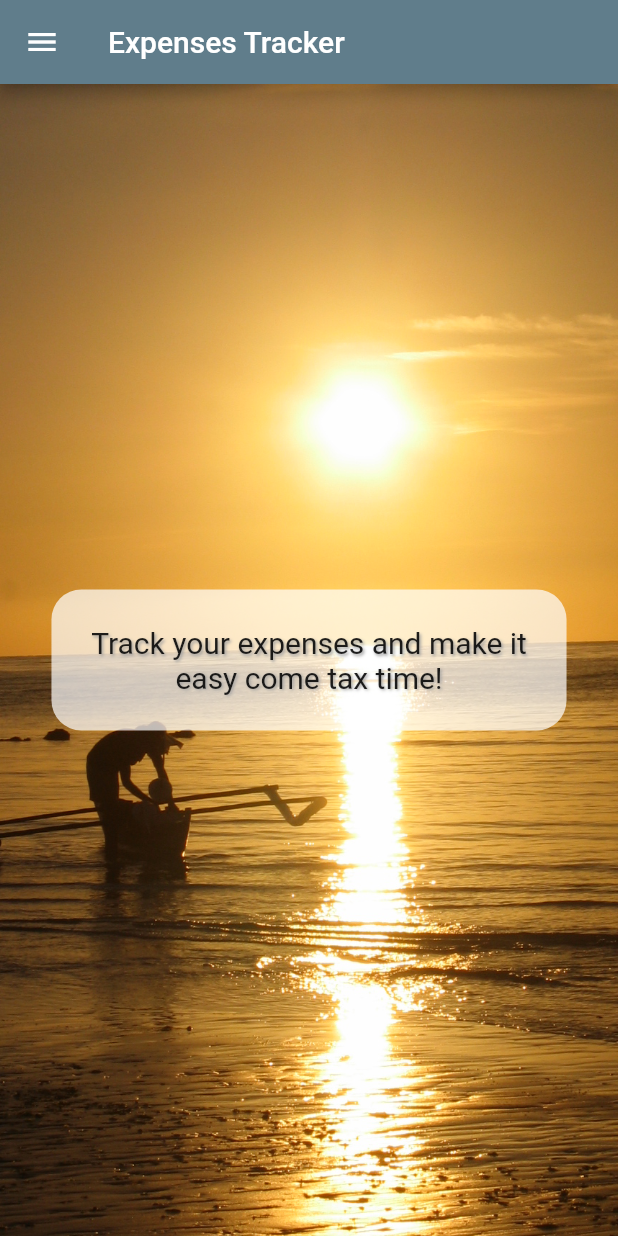
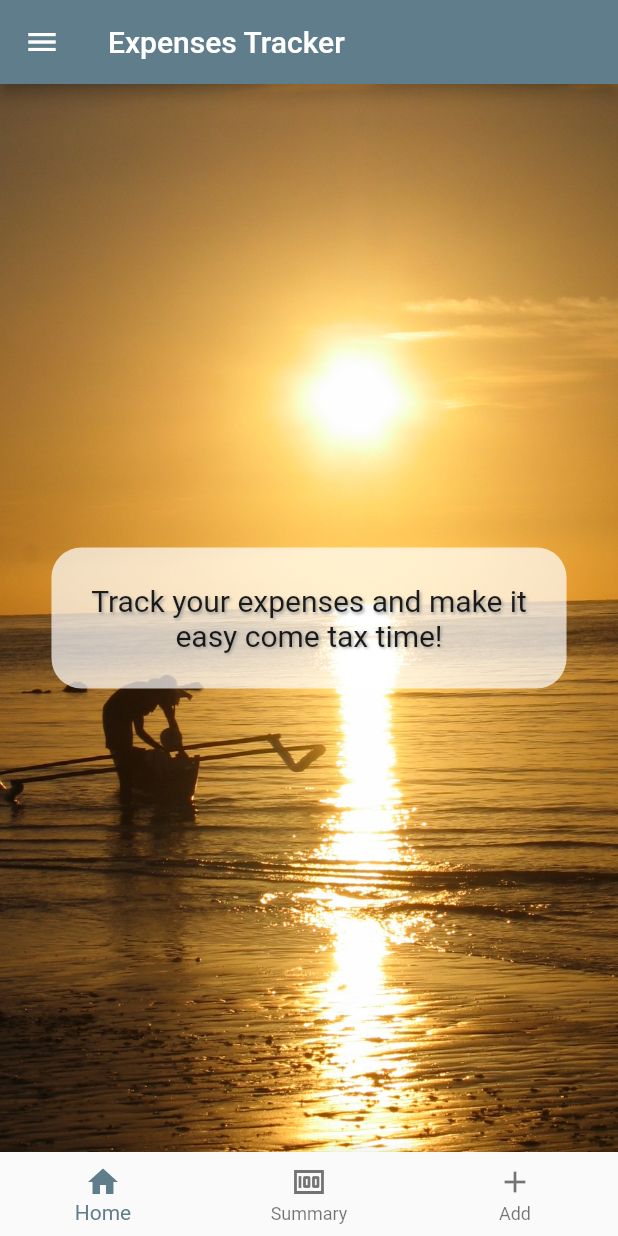
Before and after one commit to deanagan/expenses_tracker, a Flutter app: the screen it shows after launch, on a phone screen of 412 x 824 dp. Run offline on Flutter 3.47's test engine with Material 2 defaults, Android fonts, the light colour scheme and no system bars.

Commit message:
Add bottom navigation. Comment out drawer for now.

```diff
--- a/lib/screens/intro_screen.dart
+++ b/lib/screens/intro_screen.dart
@@ -1,5 +1,6 @@
 import 'package:flutter/material.dart';
 import 'package:expenses_tracker/shared/menu_drawer.dart';
+import 'package:expenses_tracker/shared/bottom_navigation.dart';
 
 class IntroScreen extends StatelessWidget {
   const IntroScreen({Key? key}) : super(key: key);
@@ -9,6 +10,7 @@ class IntroScreen extends StatelessWidget {
     return Scaffold(
         appBar: AppBar(title: const Text('Expenses Tracker')),
         drawer: const MenuDrawer(),
+        bottomNavigationBar: const BottomMenu(),
         body: Container(
           decoration: const BoxDecoration(
             image: DecorationImage(
--- /dev/null
+++ b/lib/shared/bottom_navigation.dart
@@ -0,0 +1,29 @@
+import 'package:flutter/material.dart';
+
+class BottomMenu extends StatelessWidget {
+  const BottomMenu({Key? key}) : super(key: key);
+
+  @override
+  Widget build(BuildContext context) {
+    return BottomNavigationBar(items: getBottomMenuItems());
+  }
+
+  getBottomMenuItems() {
+    final List<BottomNavigationBarItem> bottomMenuItems = [
+      const BottomNavigationBarItem(
+        icon: Icon(Icons.home),
+        label: 'Home',
+      ),
+      const BottomNavigationBarItem(
+        icon: Icon(Icons.money),
+        label: 'Summary',
+      ),
+      const BottomNavigationBarItem(
+        icon: Icon(Icons.add),
+        label: 'Add',
+      ),
+    ];
+
+    return bottomMenuItems;
+  }
+}
```
